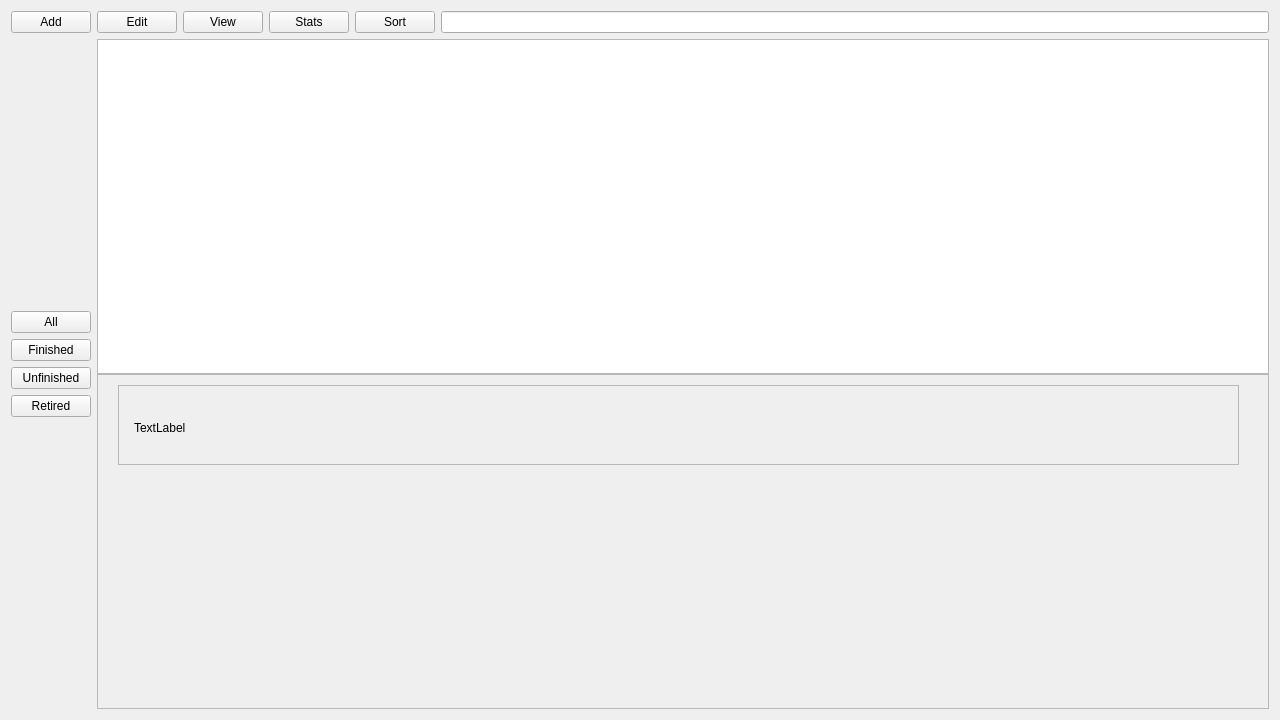
The window that GameTrackerV2/mainwindow.ui (Zazkya/game-tracker-v2) describes before a commit, drawn with Qt 5.
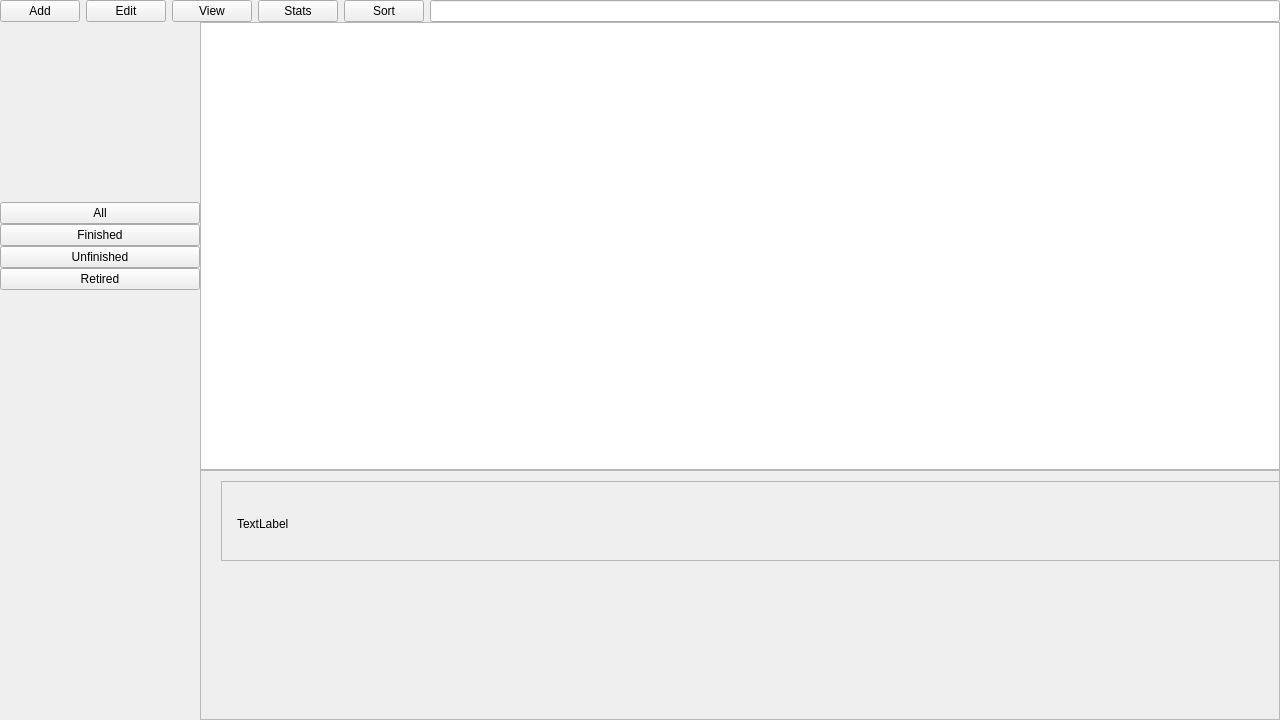
The same window after the commit.

```diff
--- a/GameTrackerV2/mainwindow.ui
+++ b/GameTrackerV2/mainwindow.ui
@@ -15,6 +15,21 @@
   </property>
   <widget class="QWidget" name="centralWidget">
    <layout class="QGridLayout" name="gridLayout">
+    <property name="leftMargin">
+     <number>0</number>
+    </property>
+    <property name="topMargin">
+     <number>0</number>
+    </property>
+    <property name="rightMargin">
+     <number>0</number>
+    </property>
+    <property name="bottomMargin">
+     <number>0</number>
+    </property>
+    <property name="spacing">
+     <number>0</number>
+    </property>
     <item row="0" column="0" colspan="2">
      <layout class="QHBoxLayout" name="horizontalLayout">
       <item>
@@ -59,6 +74,12 @@
     </item>
     <item row="1" column="0">
      <layout class="QVBoxLayout" name="verticalLayout">
+      <property name="spacing">
+       <number>0</number>
+      </property>
+      <property name="sizeConstraint">
+       <enum>QLayout::SetDefaultConstraint</enum>
+      </property>
       <item>
        <spacer name="verticalSpacer_2">
         <property name="orientation">
@@ -115,11 +136,51 @@
       </item>
       <item>
        <widget class="QLabel" name="label">
+        <property name="sizePolicy">
+         <sizepolicy hsizetype="Minimum" vsizetype="Minimum">
+          <horstretch>0</horstretch>
+          <verstretch>0</verstretch>
+         </sizepolicy>
+        </property>
+        <property name="minimumSize">
+         <size>
+          <width>200</width>
+          <height>250</height>
+         </size>
+        </property>
+        <property name="maximumSize">
+         <size>
+          <width>200</width>
+          <height>250</height>
+         </size>
+        </property>
+        <property name="baseSize">
+         <size>
+          <width>0</width>
+          <height>0</height>
+         </size>
+        </property>
         <property name="text">
          <string/>
         </property>
        </widget>
       </item>
+      <item>
+       <spacer name="verticalSpacer_3">
+        <property name="orientation">
+         <enum>Qt::Vertical</enum>
+        </property>
+        <property name="sizeType">
+         <enum>QSizePolicy::Fixed</enum>
+        </property>
+        <property name="sizeHint" stdset="0">
+         <size>
+          <width>20</width>
+          <height>0</height>
+         </size>
+        </property>
+       </spacer>
+      </item>
      </layout>
     </item>
     <item row="1" column="1">
@@ -156,6 +217,18 @@
       </item>
       <item>
        <widget class="QScrollArea" name="scrollArea">
+        <property name="minimumSize">
+         <size>
+          <width>0</width>
+          <height>214</height>
+         </size>
+        </property>
+        <property name="maximumSize">
+         <size>
+          <width>16777215</width>
+          <height>250</height>
+         </size>
+        </property>
         <property name="widgetResizable">
          <bool>true</bool>
         </property>
@@ -164,8 +237,8 @@
           <rect>
            <x>0</x>
            <y>0</y>
-           <width>1175</width>
-           <height>332</height>
+           <width>1074</width>
+           <height>248</height>
           </rect>
          </property>
          <widget class="QFrame" name="frame">
```
